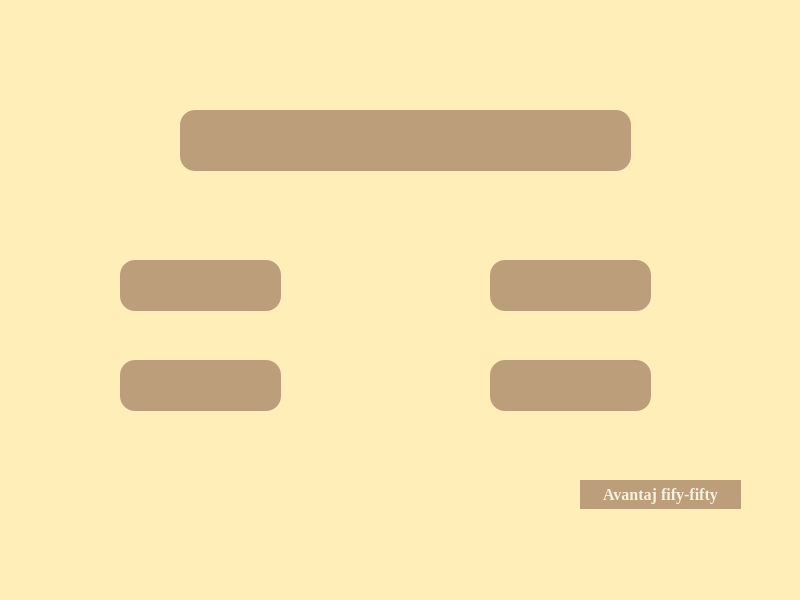
Old version of the form GUI/Start-intermediar/intrebarigrila.ui in the repository DianaMatei11/ProjectModernCPP---Triviador.
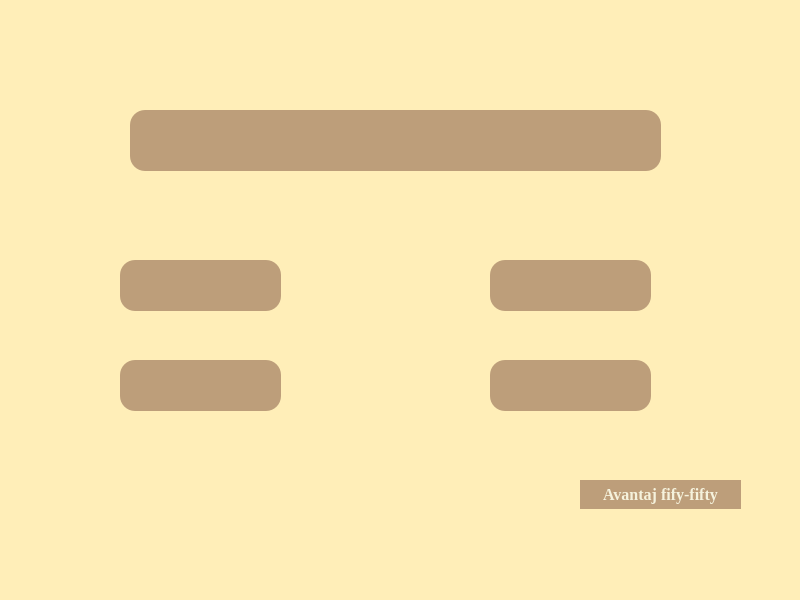
New version of the form.

Commit message: Optimizari de design, corectare mici erori

What changed in the file:
```diff
--- a/GUI/Start-intermediar/intrebarigrila.ui
+++ b/GUI/Start-intermediar/intrebarigrila.ui
@@ -92,19 +92,22 @@
    <widget class="QLabel" name="intrebare_grila">
     <property name="geometry">
      <rect>
-      <x>180</x>
+      <x>130</x>
       <y>110</y>
-      <width>451</width>
+      <width>531</width>
       <height>61</height>
      </rect>
     </property>
     <property name="styleSheet">
      <string notr="true">background-color: rgb(189, 158, 122);
-color: rgb(245, 242, 220); font-size: 25px; font: Bold; font-family:Georgia; border-radius:15px</string>
+color: rgb(245, 242, 220); font-size: 15px; font: Bold; font-family:Georgia; border-radius:15px</string>
     </property>
     <property name="text">
      <string/>
     </property>
+    <property name="alignment">
+     <set>Qt::AlignCenter</set>
+    </property>
    </widget>
    <widget class="QPushButton" name="pushButton">
     <property name="geometry">
```
Left out of the diff: 2 changed lines with no effect on the pictures. The commit also changes 4 other files.
